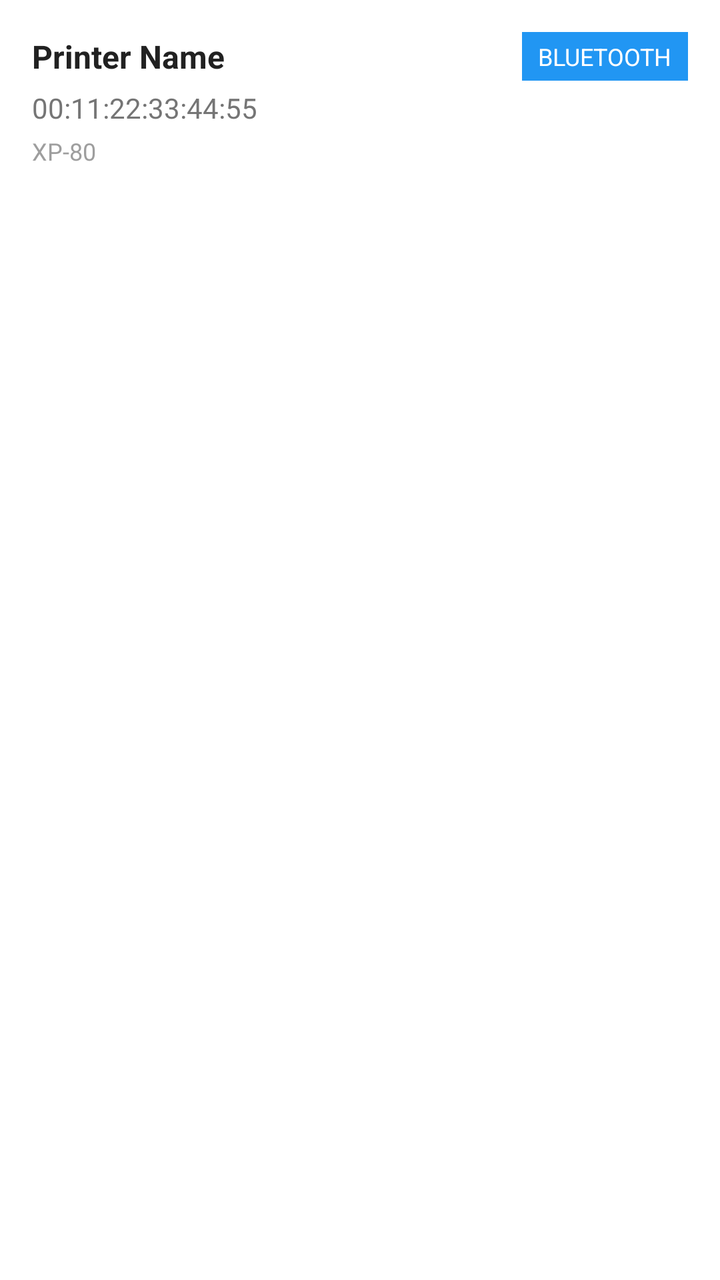
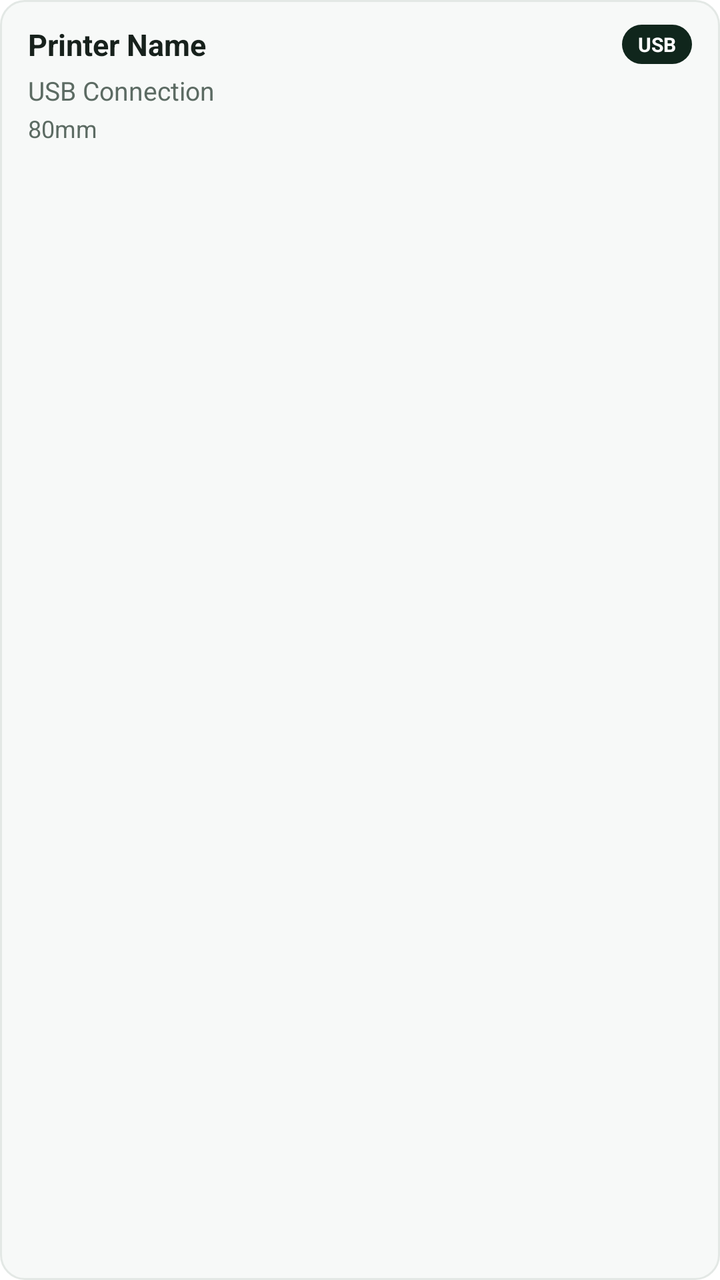

An Android layout rendered at two revisions. The XML below is the earlier revision; the diff shows what the commit changed to produce the second picture.
<!-- AndroidManifest.xml: application theme Theme.ElintPOS -->
<!-- res/layout/item_printer.xml -->
<?xml version="1.0" encoding="utf-8"?>
<LinearLayout xmlns:android="http://schemas.android.com/apk/res/android"
    android:id="@+id/printerItemContainer"
    android:layout_width="match_parent"
    android:layout_height="wrap_content"
    android:orientation="vertical"
    android:padding="16dp"
    android:layout_marginBottom="8dp"
    android:background="?android:attr/selectableItemBackground"
    android:clickable="true"
    android:focusable="true"
    android:elevation="2dp">

    <LinearLayout
        android:layout_width="match_parent"
        android:layout_height="wrap_content"
        android:orientation="horizontal"
        android:gravity="center_vertical">

        <TextView
            android:id="@+id/printerNameText"
            android:layout_width="0dp"
            android:layout_height="wrap_content"
            android:layout_weight="1"
            android:text="Printer Name"
            android:textSize="16sp"
            android:textStyle="bold"
            android:textColor="#212121" />

        <TextView
            android:id="@+id/printerTypeText"
            android:layout_width="wrap_content"
            android:layout_height="wrap_content"
            android:text="BLUETOOTH"
            android:textSize="12sp"
            android:textColor="#FFFFFF"
            android:background="#2196F3"
            android:paddingStart="8dp"
            android:paddingEnd="8dp"
            android:paddingTop="4dp"
            android:paddingBottom="4dp" />
    </LinearLayout>

    <TextView
        android:id="@+id/printerAddressText"
        android:layout_width="match_parent"
        android:layout_height="wrap_content"
        android:text="00:11:22:33:44:55"
        android:textSize="14sp"
        android:textColor="#757575"
        android:layout_marginTop="4dp" />

    <TextView
        android:id="@+id/printerModelText"
        android:layout_width="match_parent"
        android:layout_height="wrap_content"
        android:text="XP-80"
        android:textSize="12sp"
        android:textColor="#9E9E9E"
        android:layout_marginTop="4dp" />

</LinearLayout>
<!-- resources referenced by this layout -->
<resources>
  <style name="Theme.ElintPOS" parent="Theme.MaterialComponents.DayNight.NoActionBar">
  		<item name="android:windowFullscreen">true</item>
  		<item name="android:windowLayoutInDisplayCutoutMode">shortEdges</item>
  		<item name="android:forceDarkAllowed">false</item>
  		<item name="android:screenOrientation">landscape</item>
  	</style>
</resources>

<!-- the commit's change to res/layout/item_printer.xml (unified diff, before → after) -->
@@ -3,19 +3,21 @@
     android:id="@+id/printerItemContainer"
     android:layout_width="match_parent"
     android:layout_height="wrap_content"
-    android:orientation="vertical"
-    android:padding="16dp"
     android:layout_marginBottom="8dp"
-    android:background="?android:attr/selectableItemBackground"
+    android:background="@drawable/bg_printer_item"
     android:clickable="true"
     android:focusable="true"
-    android:elevation="2dp">
+    android:orientation="vertical"
+    android:paddingStart="14dp"
+    android:paddingTop="12dp"
+    android:paddingEnd="14dp"
+    android:paddingBottom="12dp">
 
     <LinearLayout
         android:layout_width="match_parent"
         android:layout_height="wrap_content"
-        android:orientation="horizontal"
-        android:gravity="center_vertical">
+        android:gravity="center_vertical"
+        android:orientation="horizontal">
 
         <TextView
             android:id="@+id/printerNameText"
@@ -23,40 +25,40 @@
             android:layout_height="wrap_content"
             android:layout_weight="1"
             android:text="Printer Name"
-            android:textSize="16sp"
-            android:textStyle="bold"
-            android:textColor="#212121" />
+            android:textColor="@color/setup_text"
+            android:textSize="15sp"
+            android:textStyle="bold" />
 
         <TextView
             android:id="@+id/printerTypeText"
             android:layout_width="wrap_content"
             android:layout_height="wrap_content"
-            android:text="BLUETOOTH"
-            android:textSize="12sp"
-            android:textColor="#FFFFFF"
-            android:background="#2196F3"
+            android:background="@drawable/bg_printer_badge"
             android:paddingStart="8dp"
+            android:paddingTop="3dp"
             android:paddingEnd="8dp"
-            android:paddingTop="4dp"
-            android:paddingBottom="4dp" />
+            android:paddingBottom="3dp"
+            android:text="USB"
+            android:textColor="@color/white"
+            android:textSize="10sp"
+            android:textStyle="bold" />
     </LinearLayout>
 
     <TextView
         android:id="@+id/printerAddressText"
         android:layout_width="match_parent"
         android:layout_height="wrap_content"
-        android:text="00:11:22:33:44:55"
-        android:textSize="14sp"
-        android:textColor="#757575"
-        android:layout_marginTop="4dp" />
+        android:layout_marginTop="4dp"
+        android:text="USB Connection"
+        android:textColor="@color/setup_muted"
+        android:textSize="13sp" />
 
     <TextView
         android:id="@+id/printerModelText"
         android:layout_width="match_parent"
         android:layout_height="wrap_content"
-        android:text="XP-80"
-        android:textSize="12sp"
-        android:textColor="#9E9E9E"
-        android:layout_marginTop="4dp" />
-
+        android:layout_marginTop="2dp"
+        android:text="80mm"
+        android:textColor="@color/setup_muted"
+        android:textSize="12sp" />
 </LinearLayout>
<!-- resource entries referenced after the edit -->
@@ -1,10 +1,28 @@
 <!-- resources referenced by this layout -->
 <resources>
+  <color name="setup_muted">#5C6B63</color>
+  <color name="setup_text">#17211C</color>
+  <color name="white">#FFFFFFFF</color>
+  <!-- drawable bg_printer_badge (drawable) -->
+  <?xml version="1.0" encoding="utf-8"?>
+  <shape xmlns:android="http://schemas.android.com/apk/res/android">
+      <solid android:color="@color/setup_ink" />
+      <corners android:radius="999dp" />
+  </shape>
+  <!-- drawable bg_printer_item (drawable) -->
+  <?xml version="1.0" encoding="utf-8"?>
+  <shape xmlns:android="http://schemas.android.com/apk/res/android">
+      <solid android:color="#F7F9F8" />
+      <corners android:radius="12dp" />
+      <stroke android:width="1dp" android:color="@color/setup_line" />
+  </shape>
   <style name="Theme.ElintPOS" parent="Theme.MaterialComponents.DayNight.NoActionBar">
   		<item name="android:windowFullscreen">true</item>
   		<item name="android:windowLayoutInDisplayCutoutMode">shortEdges</item>
   		<item name="android:forceDarkAllowed">false</item>
   		<item name="android:screenOrientation">landscape</item>
   	</style>
+  <color name="setup_ink">#10261C</color>
+  <color name="setup_line">#E3E8E5</color>
 </resources>
 
